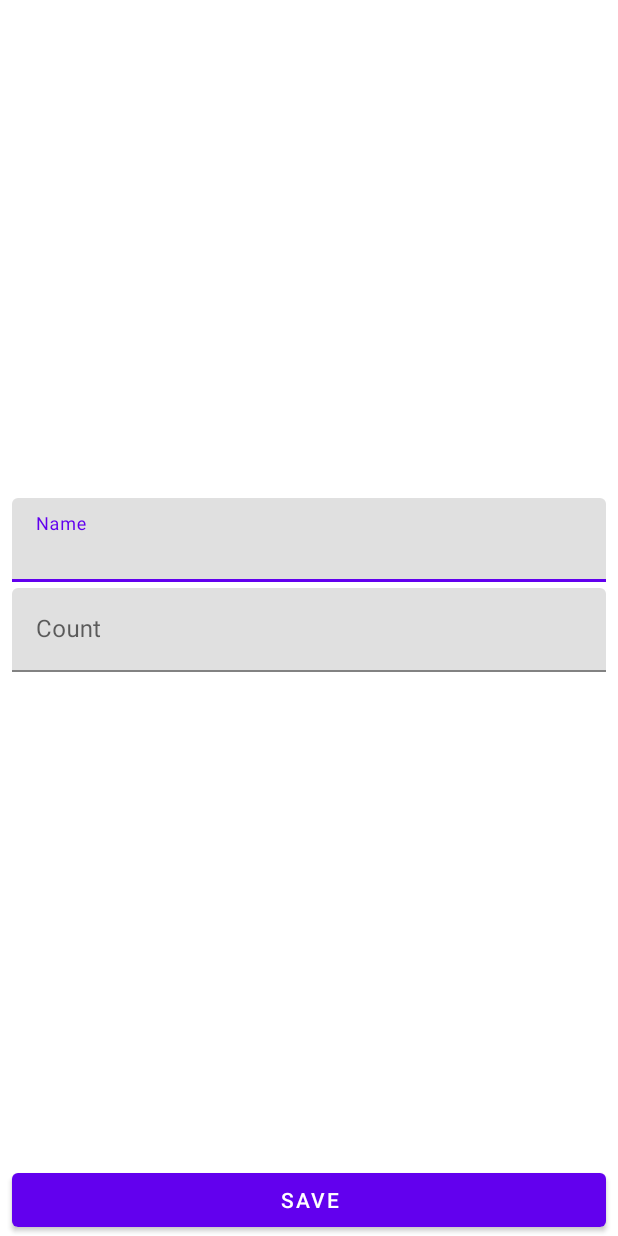
After one commit to hivislav/Shopping_List_App, an Android app: the layout activity_shop_item.xml on its own in the app's theme, with its tools: preview values and no code run, on a phone screen of 412 x 824 dp. The commit adds this screen. Run offline under Robolectric (Android 15) with nearby library versions, the phone set to English and light mode, and no system bars.

Commit message:
task 4
// add shop item activity (details) and layout

```diff
--- a/app/src/main/AndroidManifest.xml
+++ b/app/src/main/AndroidManifest.xml
@@ -14,6 +14,9 @@
         android:theme="@style/Theme.ShoppingListApp"
         tools:targetApi="31">
         <activity
+            android:name=".ShopItemActivity"
+            android:exported="false" />
+        <activity
             android:name=".presentation.MainActivity"
             android:exported="true">
             <intent-filter>
--- /dev/null
+++ b/app/src/main/java/ru/hivislav/shoppinglistapp/presentation/ShopItemActivity.kt
@@ -0,0 +1,12 @@
+package ru.hivislav.shoppinglistapp.presentation
+
+import androidx.appcompat.app.AppCompatActivity
+import android.os.Bundle
+import ru.hivislav.shoppinglistapp.R
+
+class ShopItemActivity : AppCompatActivity() {
+    override fun onCreate(savedInstanceState: Bundle?) {
+        super.onCreate(savedInstanceState)
+        setContentView(R.layout.activity_shop_item)
+    }
+}
--- /dev/null
+++ b/app/src/main/res/layout/activity_shop_item.xml
@@ -0,0 +1,61 @@
+<?xml version="1.0" encoding="utf-8"?>
+<androidx.constraintlayout.widget.ConstraintLayout
+    xmlns:android="http://schemas.android.com/apk/res/android"
+    xmlns:app="http://schemas.android.com/apk/res-auto"
+    xmlns:tools="http://schemas.android.com/tools"
+    android:layout_width="match_parent"
+    android:layout_height="match_parent"
+    tools:context=".presentation.ShopItemActivity">
+
+    <com.google.android.material.textfield.TextInputLayout
+        android:id="@+id/textInputShopItemActivityName"
+        android:layout_width="0dp"
+        android:hint="@string/hint_name_text_input_shop_item"
+        android:layout_height="wrap_content"
+        app:layout_constraintStart_toStartOf="parent"
+        app:layout_constraintEnd_toEndOf="parent"
+        app:layout_constraintTop_toTopOf="parent"
+        app:layout_constraintBottom_toTopOf="@id/textInputShopItemActivityCount"
+        app:layout_constraintVertical_chainStyle="packed"
+        android:layout_marginStart="8dp"
+        android:layout_marginTop="4dp"
+        android:layout_marginEnd="8dp">
+
+        <com.google.android.material.textfield.TextInputEditText
+            android:id="@+id/editTextShopItemActivityName"
+            android:layout_width="match_parent"
+            android:layout_height="wrap_content"/>
+    </com.google.android.material.textfield.TextInputLayout>
+
+    <com.google.android.material.textfield.TextInputLayout
+        android:id="@+id/textInputShopItemActivityCount"
+        android:layout_width="0dp"
+        android:hint="@string/hint_count_text_input_shop_item"
+        android:layout_height="wrap_content"
+        app:layout_constraintStart_toStartOf="parent"
+        app:layout_constraintEnd_toEndOf="parent"
+        app:layout_constraintTop_toBottomOf="@id/textInputShopItemActivityName"
+        app:layout_constraintBottom_toTopOf="@id/buttonSaveShopItemActivity"
+        android:layout_marginStart="8dp"
+        android:layout_marginTop="4dp"
+        android:layout_marginEnd="8dp">
+
+        <com.google.android.material.textfield.TextInputEditText
+            android:id="@+id/editTextShopItemActivityCount"
+            android:layout_width="match_parent"
+            android:layout_height="wrap_content"/>
+    </com.google.android.material.textfield.TextInputLayout>
+
+    <com.google.android.material.button.MaterialButton
+        android:id="@+id/buttonSaveShopItemActivity"
+        android:text="@string/button_save_shop_item"
+        android:layout_width="match_parent"
+        android:layout_height="0dp"
+        app:layout_constraintBottom_toBottomOf="parent"
+        app:layout_constraintStart_toStartOf="parent"
+        app:layout_constraintEnd_toEndOf="parent"
+        android:layout_marginStart="8dp"
+        android:layout_marginTop="4dp"
+        android:layout_marginEnd="8dp"/>
+
+</androidx.constraintlayout.widget.ConstraintLayout>
--- a/app/src/main/res/values/strings.xml
+++ b/app/src/main/res/values/strings.xml
@@ -1,4 +1,7 @@
 <resources>
     <string name="app_name">Shopping List App</string>
     <string name="fab_add_new_shop_item">Add new shop item</string>
+    <string name="button_save_shop_item">Save</string>
+    <string name="hint_count_text_input_shop_item">Count</string>
+    <string name="hint_name_text_input_shop_item">Name</string>
 </resources>
```
